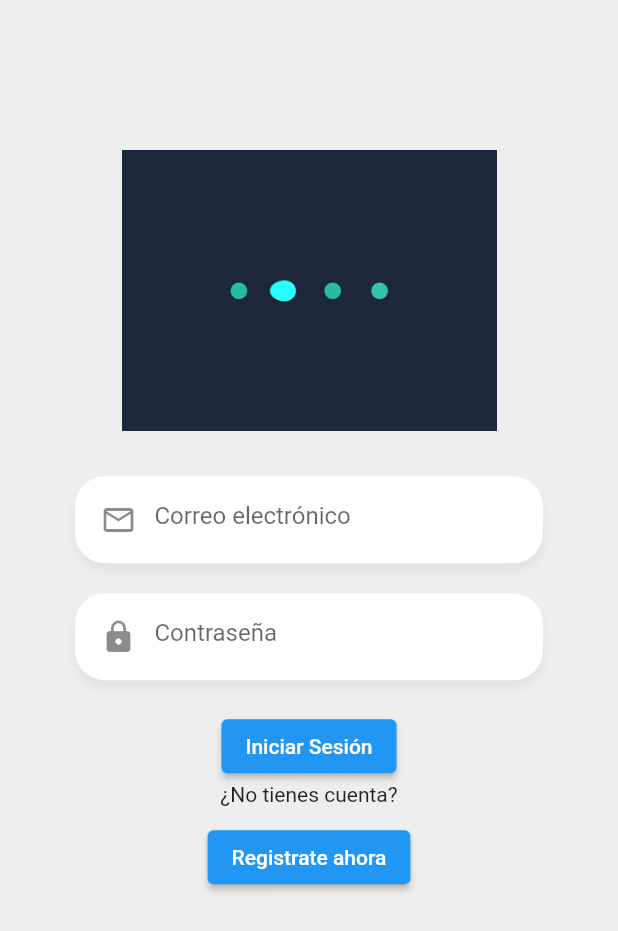
After one commit to SergioCruzS/Flutter, a Flutter app: the screen it shows after launch, on a phone screen of 412 x 824 dp. The commit adds this screen. Shown: the top 931 px of the screen. Run offline on Flutter 3.47's test engine with Material 2 defaults, Android fonts, the phone set to English and light mode, and no system bars; our stand-ins replace card_swiper, pie_chart, socket_io_client, youtube_player_flutter.

Commit message:
Avance login

```diff
--- a/infopelis/lib/main.dart
+++ b/infopelis/lib/main.dart
@@ -2,7 +2,7 @@ import 'package:flutter/material.dart';
 import 'package:infopelis/providers/movies_provider.dart';
 import 'package:infopelis/screens/details_screen.dart';
 import 'package:infopelis/screens/home_screen.dart';
-import 'package:infopelis/services/prueba.dart';
+import 'package:infopelis/screens/login_screen.dart';
 import 'package:infopelis/services/socket_service.dart';
 import 'package:provider/provider.dart';
 
@@ -35,11 +35,11 @@ class MyApp extends StatelessWidget {
     return MaterialApp(
       debugShowCheckedModeBanner: false,
       title: 'Peliculas',
-      initialRoute: 'home',
+      initialRoute: 'login',
       routes: {
         'home': (_) => HomeScreen(),
         'details': (_) => DetailsScreen(),
-        'pruebas':(_) => PruebaScreen()
+        'login':(_) => LoginScreen()
       },
     );
   }
--- a/infopelis/lib/screens/home_screen.dart
+++ b/infopelis/lib/screens/home_screen.dart
@@ -32,10 +32,12 @@ class _HomeScreenState extends State<HomeScreen> {
     return Scaffold(
       //backgroundColor: Color.fromARGB(218, 0, 0, 0),
       appBar: AppBar(
-        title: const Text('Películas en cines'),
+        title: const Text('Películas en cines',style: TextStyle(fontFamily: 'Bebas',fontSize: 36),),
         elevation: 10,
         actions: [
           IconButton(
+            iconSize: 36,
+            color: Color.fromARGB(255, 28, 206, 222),
              icon: const Icon(Icons.search),
              onPressed: ()=> showSearch(context: context, delegate: MovieSearchDelegate()),
           )
--- /dev/null
+++ b/infopelis/lib/screens/login_screen.dart
@@ -0,0 +1,95 @@
+import 'package:flutter/material.dart';
+import 'package:infopelis/widgets/customTextField.dart';
+
+class LoginScreen extends StatelessWidget {
+
+  @override
+  Widget build(BuildContext context) {
+    return SafeArea(
+      child: Scaffold(
+        backgroundColor: Colors.grey[200],
+        body: SingleChildScrollView(
+          padding: EdgeInsets.only(top:100),
+          child: Column(
+            mainAxisAlignment: MainAxisAlignment.spaceEvenly,
+            children: <Widget>[
+              _Logo(),
+              SizedBox(height: 30,),
+              _Form(),
+              _Labels(),
+            ],
+          ),
+        ),
+      ),
+    );
+  }
+
+}
+
+class _Logo extends StatelessWidget {
+    @override
+    Widget build(BuildContext context) {
+      return Container(
+        width: 250,
+        child: Center(
+          child: Column(
+            children: <Widget>[
+                Image(image: AssetImage('assets/loading.gif')),
+            ],
+          ),
+        ),
+      );
+    }
+}
+
+class _Form extends StatefulWidget {
+  @override
+  State<_Form> createState() => __FormState();
+}
+
+class __FormState extends State<_Form> {
+
+  final emailController = TextEditingController();
+  final passwordController = TextEditingController();
+
+  @override
+  Widget build(BuildContext context) {
+    return Container(
+      padding: EdgeInsets.symmetric(horizontal: 50),
+      child: Column(
+        children: <Widget>[
+          CustomTextField(
+            icon: Icons.mail_outline,
+            placeholder: 'Correo electrónico',
+            keyboardType: TextInputType.emailAddress,
+            textController: emailController,
+          ),
+          CustomTextField(
+            icon: Icons.lock,
+            placeholder: 'Contraseña',
+            keyboardType: TextInputType.visiblePassword,
+            textController: passwordController,
+            isPassword: true,
+          ),
+          ElevatedButton(onPressed: (){}, child: Text('Iniciar Sesión'))
+        ],
+      ),
+    );
+  }
+}
+
+class _Labels extends StatelessWidget {
+
+  @override
+  Widget build(BuildContext context) {
+    return Container(
+      child: Column(
+        children: <Widget>[
+           Text('¿No tienes cuenta?'),
+           SizedBox(height: 10,),
+           ElevatedButton(onPressed: (){}, child: Text('Registrate ahora'))
+        ],
+      ),
+    );
+  }
+}
--- a/infopelis/lib/services/prueba.dart
+++ /dev/null
@@ -1,65 +0,0 @@
-import 'package:flutter/material.dart';
-import 'package:infopelis/models/models.dart';
-import 'package:infopelis/services/socket_service.dart';
-import 'package:provider/provider.dart';
-
-class PruebaScreen extends StatefulWidget {
-  const PruebaScreen({ Key? key }) : super(key: key);
-
-  @override
-  State<PruebaScreen> createState() => _PruebaScreenState();
-}
-
-class _PruebaScreenState extends State<PruebaScreen> {
-  List<Movie> mov = [];
-
-  @override
-    void initState() {
-      final socketService = Provider.of<SocketService>(context,listen: false);
-      print('init ${socketService.serverStatus}');
-      socketService.socket.on('movie_cine', (data){
-        print(data.length);
-
-        if (data.length != 0) {
-          this.mov = (data as List)
-                  .map((movie) => Movie.fromMap(movie))
-                  .toList();
-        }
-
-        setState(() {});
-      });
-
-      super.initState();
-    }
-
-  //Destruir la escucha del socket
-  @override
-  void dispose() {
-    final socketService = Provider.of<SocketService>(context, listen: false);
-
-    socketService.socket.off('movie_cine');
-    super.dispose();
-  }
-
-  @override
-  Widget build(BuildContext context) {
-
-    return Scaffold(
-      body: Center(
-        child:_titulos()
-      ),
-      floatingActionButton: FloatingActionButton(
-        onPressed: ()=> _titulos()
-      ),
-    );
-
-
-  }
-
-  Widget _titulos (){
-    for (int i = 0; i<mov.length;i++) {
-      print(mov[i].title);
-    }
-    return Text('se imprimio');
-  }
-}
--- a/infopelis/lib/services/socket_service.dart
+++ b/infopelis/lib/services/socket_service.dart
@@ -28,7 +28,7 @@ class SocketService with ChangeNotifier{
   }
 
   void _initConfig(){
-    this._socket = IO.io('http://192.168.43.182:3000/',{
+    this._socket = IO.io('http://192.168.227.46:3000/',{
       'transports':['websocket'],
       'autoConnect':true
     });
--- /dev/null
+++ b/infopelis/lib/widgets/customTextField.dart
@@ -0,0 +1,50 @@
+import 'package:flutter/material.dart';
+
+class CustomTextField extends StatelessWidget {
+
+  final IconData icon;
+  final String placeholder;
+  final TextEditingController textController;
+  final TextInputType keyboardType;
+  final bool isPassword;
+
+  const CustomTextField({
+    Key? key,
+    required this.icon,
+    required this.placeholder,
+    required this.textController,
+    this.keyboardType = TextInputType.text,
+    this.isPassword = false
+  }) : super(key: key);
+
+  @override
+  Widget build(BuildContext context) {
+    return Container(
+      margin: EdgeInsets.only(bottom: 20),
+      padding: EdgeInsets.only(top: 5,bottom: 5,left: 5,right: 20),
+      decoration: BoxDecoration(
+        color: Colors.white,
+        borderRadius: BorderRadius.circular(20),
+        boxShadow: <BoxShadow>[
+          BoxShadow(
+            color: Colors.black.withOpacity(0.05),
+            offset: Offset(0,5),
+            blurRadius: 5
+          )
+        ]
+      ),
+      child: TextField(
+        autocorrect: false,
+        keyboardType: this.keyboardType,
+        decoration: (InputDecoration(
+          prefixIcon: Icon(this.icon),
+          focusedBorder: InputBorder.none,
+          border: InputBorder.none,
+          hintText: this.placeholder
+        )),
+        controller: this.textController,
+        obscureText: this.isPassword,
+      )
+    );
+  }
+}
```
Also changed, not shown: infopelis/pubspec.yaml (+6 -6 lines), infopelis/fonts/BebasNeue-Regular.ttf (added).
